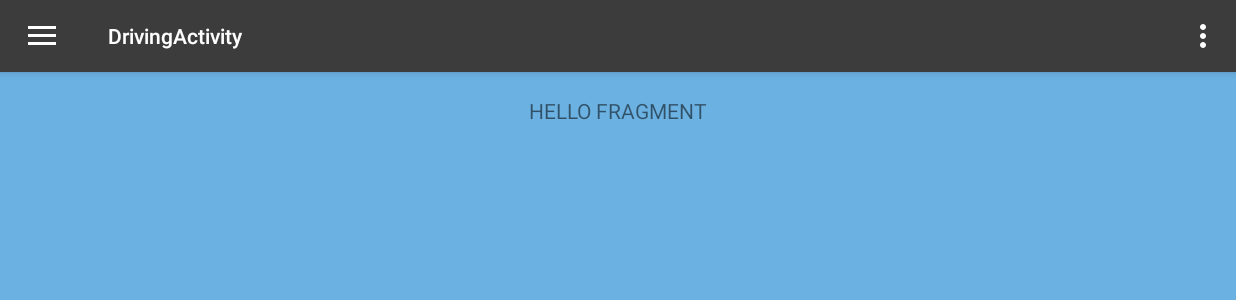
After one commit to lsmaker/Android, an Android app: the SliderDrivingFragment screen opened directly, with no data from a screen before it, on a phone screen of 824 x 412 dp (held sideways). The commit adds this screen. Shown: the top 300 px of the screen. Run offline under Robolectric (Android 15) with nearby library versions, the phone set to English and light mode, and no system bars.

Commit message:
Created DrivingActivity. Configured Drawer menu. [ToDo] Create other activities form diferent menu options. Configured fragment to create changable driving layout.

```diff
--- a/app/src/main/AndroidManifest.xml
+++ b/app/src/main/AndroidManifest.xml
@@ -11,6 +11,7 @@
         <activity
             android:name=".activities.ConnectionActivity"
             android:label="@string/app_name">
+            <!--android:theme="@style/AppThemeNoActionBar"-->
             <intent-filter>
                 <action android:name="android.intent.action.MAIN" />
 
@@ -20,7 +21,8 @@
         <activity
             android:name=".activities.DrivingActivity"
             android:label="@string/title_activity_driving"
-            android:theme="@style/AppTheme.NoActionBar"></activity>
+            android:theme="@style/AppTheme.NoActionBar"
+            android:screenOrientation="landscape"/>
     </application>
 
 </manifest>
--- a/app/src/main/java/com/lasalle/lsmaker_remote/activities/DrivingActivity.java
+++ b/app/src/main/java/com/lasalle/lsmaker_remote/activities/DrivingActivity.java
@@ -1,9 +1,7 @@
 package com.lasalle.lsmaker_remote.activities;
 
+import android.content.pm.ActivityInfo;
 import android.os.Bundle;
-import android.support.design.widget.FloatingActionButton;
-import android.support.design.widget.Snackbar;
-import android.view.View;
 import android.support.design.widget.NavigationView;
 import android.support.v4.view.GravityCompat;
 import android.support.v4.widget.DrawerLayout;
@@ -14,39 +12,45 @@ import android.view.Menu;
 import android.view.MenuItem;
 
 import com.lasalle.lsmaker_remote.R;
+import com.lasalle.lsmaker_remote.fragments.SliderDrivingFragment;
 
 public class DrivingActivity extends AppCompatActivity
         implements NavigationView.OnNavigationItemSelectedListener {
+
+    private DrawerLayout drawer;
 
     @Override
     protected void onCreate(Bundle savedInstanceState) {
         super.onCreate(savedInstanceState);
         setContentView(R.layout.activity_driving);
+        setRequestedOrientation(ActivityInfo.SCREEN_ORIENTATION_LANDSCAPE);
         Toolbar toolbar = (Toolbar) findViewById(R.id.toolbar);
         setSupportActionBar(toolbar);
 
-        FloatingActionButton fab = (FloatingActionButton) findViewById(R.id.fab);
-        fab.setOnClickListener(new View.OnClickListener() {
-            @Override
-            public void onClick(View view) {
-                Snackbar.make(view, "Replace with your own action", Snackbar.LENGTH_LONG)
-                        .setAction("Action", null).show();
-            }
-        });
-
-        DrawerLayout drawer = (DrawerLayout) findViewById(R.id.drawer_layout);
+        drawer = (DrawerLayout) findViewById(R.id.drawer_layout);
         ActionBarDrawerToggle toggle = new ActionBarDrawerToggle(
                 this, drawer, toolbar, R.string.navigation_drawer_open, R.string.navigation_drawer_close);
-        drawer.setDrawerListener(toggle);
+        if (drawer != null) {
+            drawer.addDrawerListener(toggle);
+        }
         toggle.syncState();
 
         NavigationView navigationView = (NavigationView) findViewById(R.id.nav_view);
-        navigationView.setNavigationItemSelectedListener(this);
+        if (navigationView != null) {
+            navigationView.setNavigationItemSelectedListener(this);
+        }
+
+        // Driving view fragment configuration.
+
+        SliderDrivingFragment drivingFragment = new SliderDrivingFragment();
+
+        // Add the fragment to the 'fragment_container' FrameLayout
+        getSupportFragmentManager().beginTransaction()
+                .add(R.id.driving_fragment_container, drivingFragment).commit();
     }
 
     @Override
     public void onBackPressed() {
-        DrawerLayout drawer = (DrawerLayout) findViewById(R.id.drawer_layout);
         if (drawer.isDrawerOpen(GravityCompat.START)) {
             drawer.closeDrawer(GravityCompat.START);
         } else {
@@ -82,21 +86,12 @@ public class DrivingActivity extends AppCompatActivity
         // Handle navigation view item clicks here.
         int id = item.getItemId();
 
-        if (id == R.id.nav_camera) {
+        if (id == R.id.nav_driving) {
             // Handle the camera action
-        } else if (id == R.id.nav_gallery) {
-
-        } else if (id == R.id.nav_slideshow) {
-
-        } else if (id == R.id.nav_manage) {
-
-        } else if (id == R.id.nav_share) {
-
-        } else if (id == R.id.nav_send) {
+        } else if (id == R.id.nav_configuration) {
 
         }
 
-        DrawerLayout drawer = (DrawerLayout) findViewById(R.id.drawer_layout);
         drawer.closeDrawer(GravityCompat.START);
         return true;
     }
--- /dev/null
+++ b/app/src/main/java/com/lasalle/lsmaker_remote/fragments/SliderDrivingFragment.java
@@ -0,0 +1,23 @@
+package com.lasalle.lsmaker_remote.fragments;
+
+import android.os.Bundle;
+import android.support.v4.app.Fragment;
+import android.view.LayoutInflater;
+import android.view.View;
+import android.view.ViewGroup;
+
+import com.lasalle.lsmaker_remote.R;
+
+/**
+ * Created by Eduard on 03/06/2016.
+ */
+public class SliderDrivingFragment extends Fragment {
+
+    @Override
+    public View onCreateView(LayoutInflater inflater, ViewGroup container,
+                             Bundle savedInstanceState) {
+
+        // Inflate the layout for this fragment
+        return inflater.inflate(R.layout.fragment_slider_driving, container, false);
+    }
+}
--- a/app/src/main/res/layout/content_driving.xml
+++ b/app/src/main/res/layout/content_driving.xml
@@ -10,6 +10,12 @@
     android:paddingTop="@dimen/activity_vertical_margin"
     app:layout_behavior="@string/appbar_scrolling_view_behavior"
     tools:context="com.lasalle.lsmaker_remote.activities.DrivingActivity"
-    tools:showIn="@layout/app_bar_driving">
+    tools:showIn="@layout/app_bar_driving"
+    android:background="@color/colorSalle">
+
+    <FrameLayout
+        android:id="@+id/driving_fragment_container"
+        android:layout_width="match_parent"
+        android:layout_height="match_parent"/>
 
 </RelativeLayout>
--- /dev/null
+++ b/app/src/main/res/layout/fragment_slider_driving.xml
@@ -0,0 +1,13 @@
+<?xml version="1.0" encoding="utf-8"?>
+<LinearLayout xmlns:android="http://schemas.android.com/apk/res/android"
+    android:orientation="vertical"
+    android:layout_width="match_parent"
+    android:layout_height="match_parent">
+
+    <TextView
+        android:layout_width="wrap_content"
+        android:layout_height="wrap_content"
+        android:layout_gravity="center"
+        android:text="HELLO FRAGMENT"/>
+
+</LinearLayout>
--- a/app/src/main/res/values/strings.xml
+++ b/app/src/main/res/values/strings.xml
@@ -11,14 +11,20 @@
     <string name="error_field_required">El camp no pot estar buit</string>
     <string name="error_incorrect_credentials">No s\'ha pogut realitzar la connexió, algún dels camps és incorrecte</string>
     <string name="connecting_message">Connectant, esperi un moment...</string>
-    <string name="title_activity_driving">DrivingActivity</string>
-
-    <string name="navigation_drawer_open">Open navigation drawer</string>
-    <string name="navigation_drawer_close">Close navigation drawer</string>
-
-    <string name="action_settings">Settings</string>
     <string name="connection_error_title">Error de connexió</string>
     <string name="pop_up_accept">ACCEPTAR</string>
     <string name="connection_error_message">No s\'ha pogut connectar amb el dispositiu</string>
 
+    <!-- Strings related to driving -->
+    <string name="title_activity_driving">DrivingActivity</string>
+
+    <string name="navigation_drawer_open">Obre el menú de navegació</string>
+    <string name="navigation_drawer_close">Tanca el menú de navegació</string>
+
+    <string name="action_settings">Configuració</string>
+    <string name="menu_driving_mode">Mode conducció</string>
+    <string name="configuration_menu_title">Configuració</string>
+    <string name="configuration_label">Configuració</string>
+
+
 </resources>
--- a/app/src/main/res/values/styles.xml
+++ b/app/src/main/res/values/styles.xml
@@ -2,6 +2,18 @@
 
     <!-- Base application theme. -->
     <style name="AppTheme" parent="Theme.AppCompat.Light.DarkActionBar">
+        <!-- Customize your theme here. -->
+        <item name="colorPrimary">@color/colorPrimary</item>
+        <item name="colorPrimaryDark">@color/colorPrimaryDark</item>
+        <item name="colorAccent">@android:color/white</item>
+
+        <item name="android:textColorHint">@android:color/black</item>
+        <item name="colorControlNormal">@android:color/black</item>
+        <item name="colorControlActivated">@android:color/white</item>
+        <item name="colorControlHighlight">@android:color/white</item>
+    </style>
+
+    <style name="AppThemeNoActionBar" parent="Theme.AppCompat.Light.NoActionBar">
         <!-- Customize your theme here. -->
         <item name="colorPrimary">@color/colorPrimary</item>
         <item name="colorPrimaryDark">@color/colorPrimaryDark</item>
```
Also changed, not shown: app/src/main/res/layout/app_bar_driving.xml (+0 -8 lines), app/src/main/res/menu/activity_driving_drawer.xml (+8 -23 lines).
